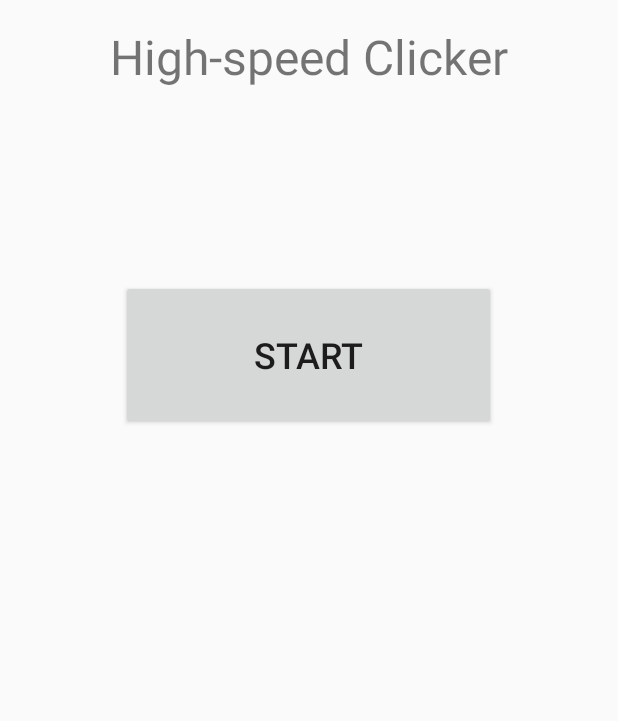
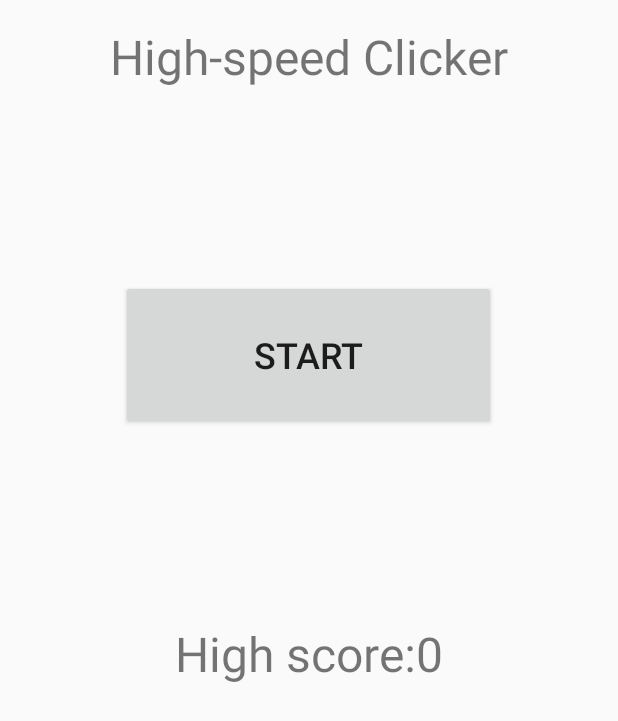
Before and after one commit to VerkhovtsovPavel/HighSpeedClicker, an Android app: the screen it shows after launch (StartActivity), on a phone screen of 412 x 824 dp. Shown: the top 721 px of the screen. Run offline under Robolectric (Android 15) with nearby library versions, the phone set to English and light mode, and no system bars.

Commit message:
Add high score

```diff
--- a/app/src/main/java/com/example/pavel_verkhovtsov/highSpeedClicker/StartActivity.java
+++ b/app/src/main/java/com/example/pavel_verkhovtsov/highSpeedClicker/StartActivity.java
@@ -1,15 +1,21 @@
 package com.example.pavel_verkhovtsov.highSpeedClicker;
 
 import android.app.Activity;
+import android.content.Context;
 import android.content.Intent;
+import android.content.SharedPreferences;
 import android.os.Bundle;
 import android.view.View;
 import android.widget.Button;
+import android.widget.TextView;
 
 
 public class StartActivity extends Activity {
 
-    Button startButton;
+    private Button startButton;
+    private TextView highScoreTextView;
+    SharedPreferences sharedPref;
+    public static int score;
 
     @Override
     protected void onCreate(Bundle savedInstanceState) {
@@ -17,6 +23,8 @@ public class StartActivity extends Activity {
         setContentView(R.layout.activity_start);
 
         startButton = (Button) findViewById(R.id.startButton);
+        highScoreTextView = (TextView) findViewById(R.id.highScope_text);
+        sharedPref = this.getPreferences(Context.MODE_PRIVATE);
 
         startButton.setOnClickListener(new View.OnClickListener() {
             @Override
@@ -25,5 +33,24 @@ public class StartActivity extends Activity {
                 startActivity(intent);
             }
         });
+
+        long highScore = sharedPref.getInt(getString(R.string.saved_high_score), 0);
+        highScoreTextView.setText(getString(R.string.high_score_text) + highScore);
     }
+
+    @Override
+    public void onRestart() {
+        super.onRestart();
+        long highScore = sharedPref.getInt(getString(R.string.saved_high_score), 0);
+        if (score > highScore) {
+            SharedPreferences.Editor editor = sharedPref.edit();
+            editor.putInt(getString(R.string.saved_high_score), score);
+            editor.commit();
+            highScore = score;
+        }
+        highScoreTextView.setText(getString(R.string.high_score_text) + highScore);
+
+
+    }
+
 }
--- a/app/src/main/res/layout-land/activity_start.xml
+++ b/app/src/main/res/layout-land/activity_start.xml
@@ -20,5 +20,13 @@
         android:height="100dp"
         android:layout_alignParentBottom="true"
         android:layout_centerHorizontal="true"
-        android:layout_marginBottom="60dp" />
+        android:layout_marginBottom="80dp" />
+
+    <TextView
+        android:layout_width="wrap_content"
+        android:layout_height="wrap_content"
+        android:text="@string/high_score_text"
+        android:textSize="@dimen/LargeText"
+        android:layout_alignParentBottom="true"
+        android:layout_centerHorizontal="true" />
 </RelativeLayout>
--- a/app/src/main/res/layout/activity_start.xml
+++ b/app/src/main/res/layout/activity_start.xml
@@ -7,7 +7,7 @@
     tools:context="com.example.pavel_verkhovtsov.highSpeedClicker.StartActivity">
 
     <TextView android:text="@string/app_name" android:layout_width="wrap_content"
-        android:layout_height="wrap_content" android:textSize="32sp" android:layout_centerHorizontal="true"
+        android:layout_height="wrap_content" android:textSize="@dimen/LargeText" android:layout_centerHorizontal="true"
         android:id="@+id/title" />
 
     <Button
@@ -21,4 +21,15 @@
         android:layout_marginTop="127dp"
         android:width="250dp"
         android:height="100dp"/>
+
+    <TextView
+        android:id="@+id/highScope_text"
+        android:layout_width="wrap_content"
+        android:layout_height="wrap_content"
+        android:text="@string/high_score_text"
+        android:layout_below="@+id/startButton"
+        android:textSize="@dimen/LargeText"
+        android:layout_centerHorizontal="true"
+        android:layout_marginTop="127dp"/>
+
 </RelativeLayout>
--- a/app/src/main/res/values/strings.xml
+++ b/app/src/main/res/values/strings.xml
@@ -6,4 +6,6 @@
     <string name="click_to_button_default_text">Click to …</string>
     <string name="start_button_text">Start</string>
     <string name="game_over_text">Game over! You score %s clicks</string>
+    <string name="saved_high_score" />
+    <string name="high_score_text" >High score:</string>
 </resources>
```
Also changed, not shown: app/src/main/java/com/example/pavel_verkhovtsov/highSpeedClicker/GameActivity.java (+5 -11 lines), 1 other file.
